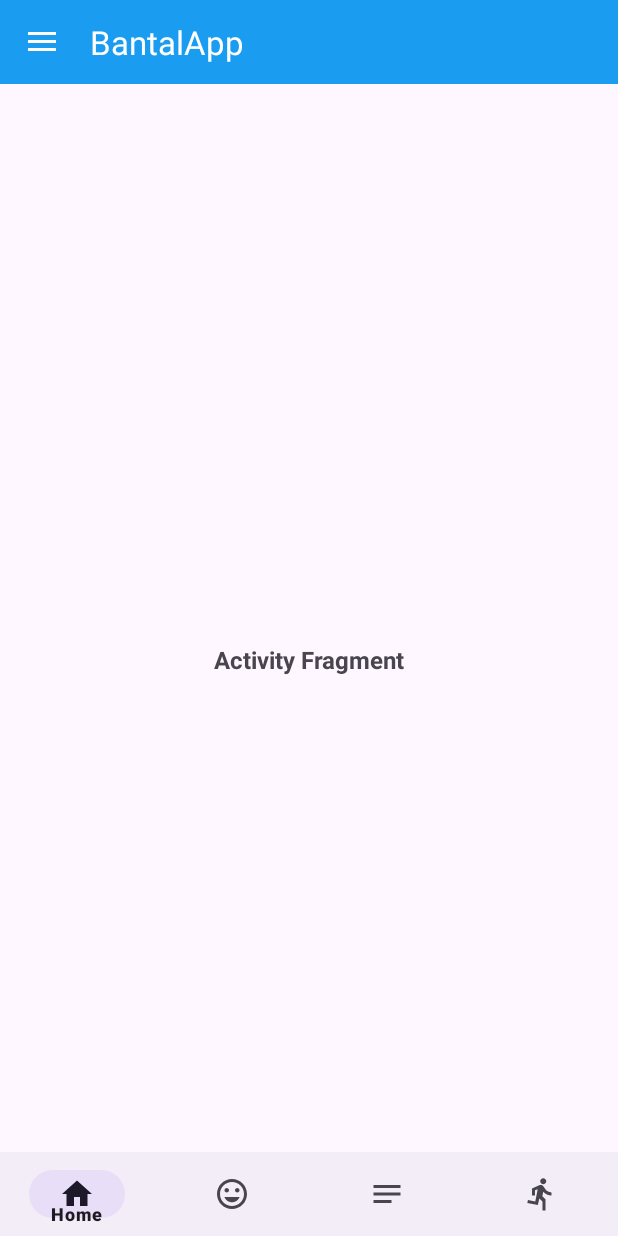
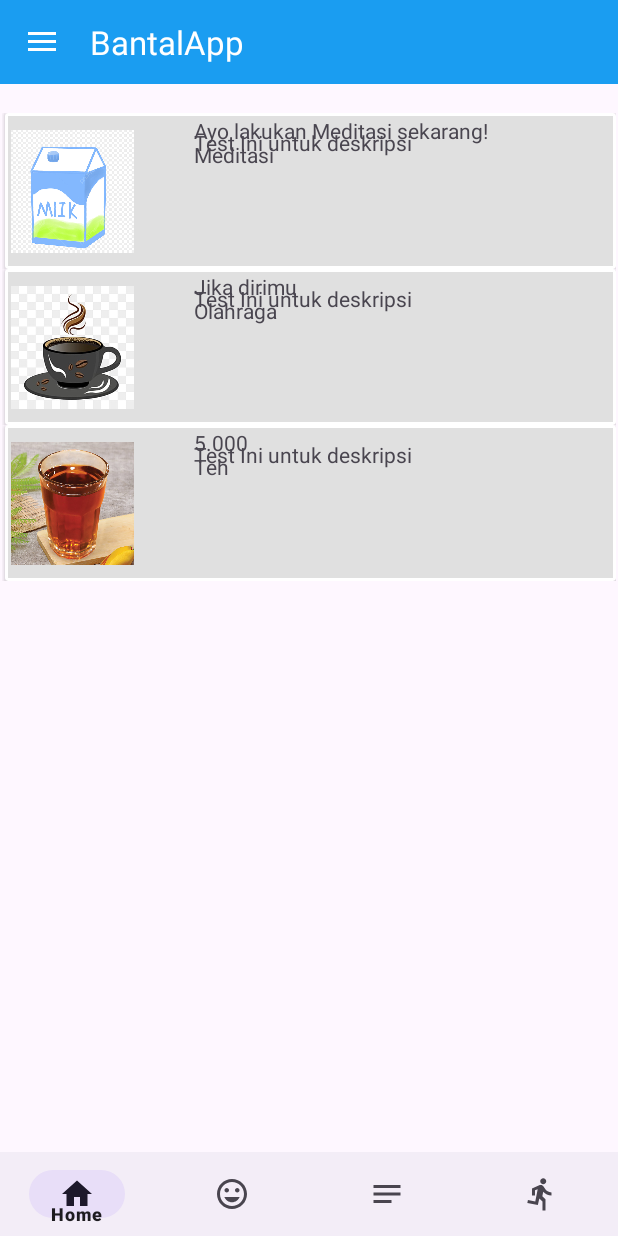
Before and after one commit to vianozx/BantalApp, an Android app: the fragment ActivityFragment placed in its activity, on a phone screen of 412 x 824 dp. Run offline under Robolectric (Android 15) with nearby library versions, the phone set to English and light mode, and no system bars.

```diff
--- a/app/src/main/java/com/example/bantalapp/ActivityFragment.kt
+++ b/app/src/main/java/com/example/bantalapp/ActivityFragment.kt
@@ -5,14 +5,49 @@ import androidx.fragment.app.Fragment
 import android.view.LayoutInflater
 import android.view.View
 import android.view.ViewGroup
+import androidx.recyclerview.widget.LinearLayoutManager
+import androidx.recyclerview.widget.RecyclerView
+import com.example.contohrv2.ProdukAdapter
 
 class ActivityFragment : Fragment() {
+
+    lateinit var rvProduk: RecyclerView
+    var namaProduk = ArrayList<String>()
+    var hargaProduk = ArrayList<String>()
+    var gambarProduk = ArrayList<Int>()
+    var deskripsi = ArrayList<String>()
+
+    lateinit var adapterProduk: ProdukAdapter
 
     override fun onCreateView(
         inflater: LayoutInflater, container: ViewGroup?,
         savedInstanceState: Bundle?
     ): View? {
         // Inflate the layout for this fragment
-        return inflater.inflate(R.layout.fragment_activity, container, false)
+        val view = inflater.inflate(R.layout.fragment_activity, container, false)
+
+        // Bind RecyclerView with findViewById
+        rvProduk = view.findViewById(R.id.rvProduk)
+
+        rvProduk.layoutManager = LinearLayoutManager(requireContext())
+        namaProduk.add("Meditasi")
+        namaProduk.add("Olahraga")
+        namaProduk.add("Teh")
+
+        hargaProduk.add("Ayo lakukan Meditasi sekarang!")
+        hargaProduk.add("Jika dirimu ")
+        hargaProduk.add("5.000")
+
+        gambarProduk.add(R.drawable.susu)
+        gambarProduk.add(R.drawable.kopi)
+        gambarProduk.add(R.drawable.teh_tawar)
+        deskripsi.add("Test Ini untuk deskripsi")
+        deskripsi.add("Test Ini untuk deskripsi")
+        deskripsi.add("Test Ini untuk deskripsi")
+
+        adapterProduk = ProdukAdapter(namaProduk, hargaProduk, gambarProduk, requireContext(),  deskripsi)
+        rvProduk.adapter = adapterProduk
+
+        return view
     }
 }
--- /dev/null
+++ b/app/src/main/java/com/example/bantalapp/ProdukAdapter.kt
@@ -0,0 +1,48 @@
+package com.example.contohrv2
+
+import android.content.Context
+import android.view.LayoutInflater
+import android.view.View
+import android.view.ViewGroup
+import android.widget.ImageView
+import android.widget.TextView
+import androidx.recyclerview.widget.RecyclerView
+import com.example.bantalapp.R
+
+class ProdukAdapter (
+    var namaProduk: ArrayList<String>,
+    var hargaProduk: ArrayList<String>,
+    var gambarProduk: ArrayList<Int>,
+    var context: Context,
+    var deskripsi: ArrayList<String>
+): RecyclerView.Adapter<ProdukAdapter.CountryViewHolder>() {
+
+    class CountryViewHolder(itemView: View): RecyclerView.ViewHolder(itemView) {
+
+        var tvNamaProduk: TextView = itemView.findViewById(R.id.tvNamaProduk)
+        var tvHargaProduk: TextView = itemView.findViewById(R.id.tvHargaProduk)
+        var imageView: ImageView= itemView.findViewById(R.id.ivProduk)
+        var tvDeskripsi: TextView = itemView.findViewById(R.id.tvDeskripsi)
+    }
+
+    override fun onCreateViewHolder(parent: ViewGroup, viewType: Int): CountryViewHolder {
+        val view: View = LayoutInflater.from(parent.context)
+            .inflate(R.layout.produk_card, parent, false)
+        return CountryViewHolder(view)
+    }
+
+    override fun getItemCount(): Int {
+
+        return namaProduk.size
+    }
+
+    override fun onBindViewHolder(holder: CountryViewHolder, position: Int) {
+
+        holder.tvNamaProduk.text = namaProduk.get(position)
+        holder.tvHargaProduk.text = hargaProduk.get(position)
+        holder.imageView.setImageResource(gambarProduk.get(position))
+        holder.tvDeskripsi.text = deskripsi.get(position)
+    }
+
+
+}
--- a/app/src/main/res/layout/fragment_activity.xml
+++ b/app/src/main/res/layout/fragment_activity.xml
@@ -1,16 +1,23 @@
 <?xml version="1.0" encoding="utf-8"?>
-<FrameLayout xmlns:android="http://schemas.android.com/apk/res/android"
+<androidx.constraintlayout.widget.ConstraintLayout xmlns:android="http://schemas.android.com/apk/res/android"
+    xmlns:app="http://schemas.android.com/apk/res-auto"
     xmlns:tools="http://schemas.android.com/tools"
+    android:id="@+id/main"
     android:layout_width="match_parent"
     android:layout_height="match_parent"
-    tools:context=".ActivityFragment">
+    tools:context=".MainActivity">
 
-    <TextView
-        android:layout_width="match_parent"
-        android:layout_height="match_parent"
-        android:gravity="center"
-        android:textStyle="bold"
-        android:textSize="16sp"
-        android:text="Activity Fragment"/>
-
-</FrameLayout>
+    <androidx.recyclerview.widget.RecyclerView
+        android:id="@+id/rvProduk"
+        android:layout_width="409dp"
+        android:layout_height="729dp"
+        android:layout_marginStart="1dp"
+        android:layout_marginTop="1dp"
+        android:layout_marginEnd="1dp"
+        android:layout_marginBottom="1dp"
+        app:layout_constraintBottom_toBottomOf="parent"
+        app:layout_constraintEnd_toEndOf="parent"
+        app:layout_constraintStart_toStartOf="parent"
+        app:layout_constraintTop_toTopOf="parent"
+        tools:listitem="@layout/produk_card" />
+</androidx.constraintlayout.widget.ConstraintLayout>
--- /dev/null
+++ b/app/src/main/res/layout/produk_card.xml
@@ -0,0 +1,69 @@
+<?xml version="1.0" encoding="utf-8"?>
+<androidx.constraintlayout.widget.ConstraintLayout xmlns:android="http://schemas.android.com/apk/res/android"
+    xmlns:app="http://schemas.android.com/apk/res-auto"
+    xmlns:tools="http://schemas.android.com/tools"
+    android:layout_width="match_parent"
+    android:layout_height="wrap_content">
+
+    <androidx.cardview.widget.CardView
+        android:layout_width="match_parent"
+        android:layout_height="wrap_content"
+        android:layout_marginLeft="2dp"
+        app:layout_constraintEnd_toEndOf="parent"
+        app:layout_constraintStart_toStartOf="parent"
+        app:layout_constraintTop_toTopOf="parent">
+
+        <androidx.constraintlayout.widget.ConstraintLayout
+            android:layout_width="match_parent"
+            android:layout_height="100dp"
+            android:layout_margin="2dp"
+            android:layout_marginLeft="2dp"
+            android:layout_marginBottom="2dp"
+            android:background="#E0E0E0"
+            android:textColor="#FFFFFF">
+
+            <ImageView
+                android:id="@+id/ivProduk"
+                android:layout_width="82dp"
+                android:layout_height="97dp"
+                android:layout_marginStart="2dp"
+                android:layout_marginTop="2dp"
+                android:layout_marginEnd="20dp"
+                android:layout_marginBottom="2dp"
+                app:layout_constraintBottom_toBottomOf="parent"
+                app:layout_constraintEnd_toStartOf="@+id/tvNamaProduk"
+                app:layout_constraintHorizontal_bias="0.0"
+                app:layout_constraintStart_toStartOf="parent"
+                app:layout_constraintTop_toTopOf="parent"
+                tools:srcCompat="@tools:sample/avatars" />
+
+            <TextView
+                android:id="@+id/tvNamaProduk"
+                android:layout_width="wrap_content"
+                android:layout_height="wrap_content"
+                android:layout_marginStart="40dp"
+                android:layout_marginTop="16dp"
+                android:text="nama produk"
+                app:layout_constraintStart_toEndOf="@+id/ivProduk"
+                app:layout_constraintTop_toTopOf="parent" />
+
+            <TextView
+                android:id="@+id/tvDeskripsi"
+                android:layout_width="wrap_content"
+                android:layout_height="wrap_content"
+                android:text="TextView"
+                app:layout_constraintBottom_toTopOf="@id/tvHargaProduk"
+                app:layout_constraintStart_toStartOf="@id/tvNamaProduk"
+                app:layout_constraintTop_toBottomOf="@id/tvNamaProduk" />
+
+            <TextView
+                android:id="@+id/tvHargaProduk"
+                android:layout_width="wrap_content"
+                android:layout_height="wrap_content"
+                android:layout_marginStart="40dp"
+                android:text="Harga Produk"
+                app:layout_constraintStart_toEndOf="@+id/ivProduk"
+                tools:layout_editor_absoluteY="51dp" />
+        </androidx.constraintlayout.widget.ConstraintLayout>
+    </androidx.cardview.widget.CardView>
+</androidx.constraintlayout.widget.ConstraintLayout>
```
